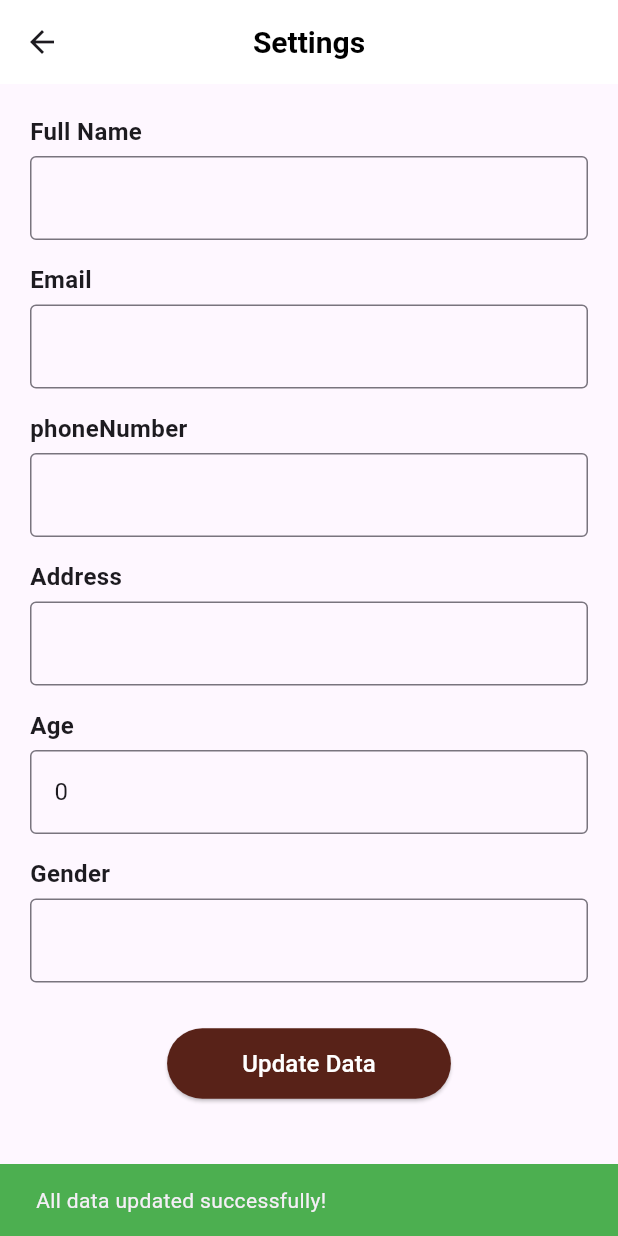
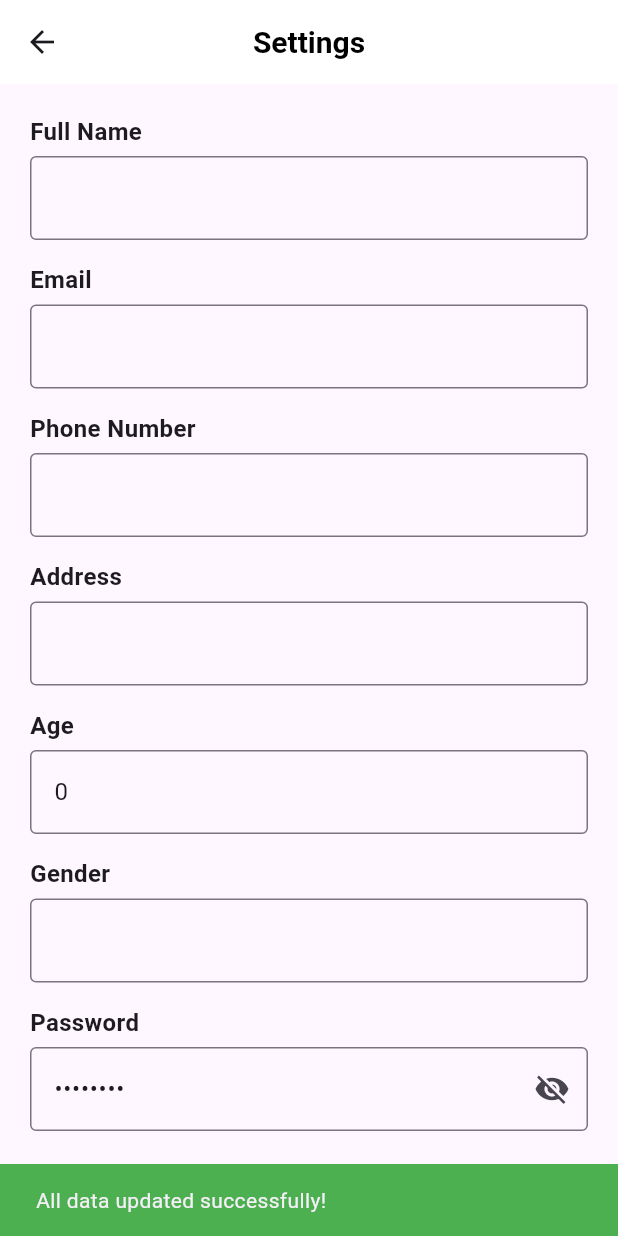
Before and after one commit to Fadysamy55/Tour_-Scan-2, a Flutter app: the SettingsPage screen opened by its route, after a tap on "Update Data", on a phone screen of 412 x 824 dp. Run offline on Flutter 3.47's test engine with Material 3 defaults, Android fonts, the phone set to English and light mode, and no system bars; our stand-ins replace cloud_firestore, firebase_auth, firebase_core, google_fonts, google_sign_in, image_picker and 2 more; missing offline and left inert: image_card, tflite_flutter; accounts and stored records are empty; project files that could hold a hidden picture were left out.

```diff
--- a/lib/Screens/Register.dart
+++ b/lib/Screens/Register.dart
@@ -40,6 +40,7 @@ class _SignUpScreenState extends State<SignUpScreen> {
         'phoneNumber': phoneNumber ?? '',
         'address': address ?? '',
         'email': email!,
+        'password': password!, // تم إضافة حفظ الباسورد في Firestore
         'age': age ?? 0,
         'gender': gender ?? 'Not Specified',
         'createdAt': DateTime.now(),
--- a/lib/Screens/Setting.dart
+++ b/lib/Screens/Setting.dart
@@ -1,7 +1,6 @@
 import 'dart:io';
 import 'package:cloud_firestore/cloud_firestore.dart';
 import 'package:firebase_auth/firebase_auth.dart';
-import 'package:firebase_storage/firebase_storage.dart';
 import 'package:flutter/material.dart';
 import 'package:image_picker/image_picker.dart';
 
@@ -18,6 +17,7 @@ class _SettingsPageState extends State<SettingsPage> {
   User? user;
   Map<String, dynamic>? userData;
   bool isLoading = true;
+  bool _obscurePassword = true;
   File? _imageFile;
   Map<String, TextEditingController> controllers = {};
 
@@ -43,6 +43,7 @@ class _SettingsPageState extends State<SettingsPage> {
             'address': TextEditingController(text: userData!['address']),
             'age': TextEditingController(text: userData!['age'].toString()),
             'gender': TextEditingController(text: userData!['gender']),
+            'password': TextEditingController(text: "********"),
           };
         });
       }
@@ -52,10 +53,20 @@ class _SettingsPageState extends State<SettingsPage> {
   void _updateAllData() async {
     Map<String, dynamic> updatedData = {};
     controllers.forEach((key, controller) {
-      if (controller.text != userData![key]) {
+      if (key != 'password' && controller.text != userData![key]) {
         updatedData[key] = controller.text;
       }
     });
+
+    if (controllers['password']!.text != "********") {
+      try {
+        await user!.updatePassword(controllers['password']!.text);
+        updatedData['password'] = controllers['password']!.text;
+      } catch (e) {
+        _showMessage("Failed to update password: $e", isError: true);
+        return;
+      }
+    }
 
     if (updatedData.isNotEmpty) {
       await _firestore.collection('users').doc(user!.uid).update(updatedData);
@@ -66,9 +77,9 @@ class _SettingsPageState extends State<SettingsPage> {
     }
   }
 
-  void _showMessage(String message) {
+  void _showMessage(String message, {bool isError = false}) {
     ScaffoldMessenger.of(context).showSnackBar(
-      SnackBar(content: Text(message), backgroundColor: Colors.green),
+      SnackBar(content: Text(message), backgroundColor: isError ? Colors.red : Colors.green),
     );
   }
 
@@ -90,10 +101,11 @@ class _SettingsPageState extends State<SettingsPage> {
           children: [
             _buildEditableField("Full Name", "fullName"),
             _buildEditableField("Email", "email"),
-            _buildEditableField("phoneNumber", "phoneNumber", isNumber: true),
+            _buildEditableField("Phone Number", "phoneNumber", isNumber: true),
             _buildEditableField("Address", "address"),
             _buildEditableField("Age", "age", isNumber: true),
             _buildEditableField("Gender", "gender"),
+            _buildPasswordField(),
             SizedBox(height: 15),
             ElevatedButton(
               onPressed: _updateAllData,
@@ -126,4 +138,30 @@ class _SettingsPageState extends State<SettingsPage> {
       ],
     );
   }
+
+  Widget _buildPasswordField() {
+    return Column(
+      crossAxisAlignment: CrossAxisAlignment.start,
+      children: [
+        Text("Password", style: TextStyle(fontSize: 16, fontWeight: FontWeight.bold)),
+        SizedBox(height: 5),
+        TextField(
+          controller: controllers['password'],
+          obscureText: _obscurePassword,
+          decoration: InputDecoration(
+            border: OutlineInputBorder(),
+            suffixIcon: IconButton(
+              icon: Icon(_obscurePassword ? Icons.visibility_off : Icons.visibility),
+              onPressed: () {
+                setState(() {
+                  _obscurePassword = !_obscurePassword;
+                });
+              },
+            ),
+          ),
+        ),
+        SizedBox(height: 15),
+      ],
+    );
+  }
 }
--- a/lib/main.dart
+++ b/lib/main.dart
@@ -68,7 +68,7 @@ class MyApp extends StatelessWidget {
         '/ScanningPage': (context) => ScanningPage(),
 
       },
-      initialRoute: '/HomePage',
+      initialRoute: '/SignUpScreen',
     );
   }
 }
```
Also changed, not shown: lib/Screens/EgyptMuseumPage.dart (added, +140 -0 lines), lib/Screens/Home.dart (+112 -41 lines).
